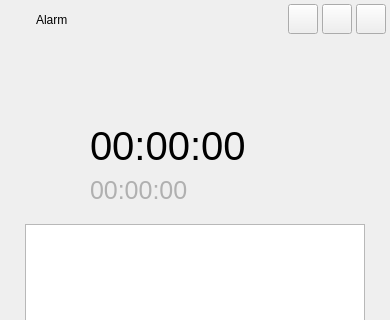
Before: the Qt Designer form src/plugins/ukui-clock/clock.ui in ukui/ukui-sidebar, drawn with Qt 5; both pictures show x 0 to 390 and y 0 to 320 of the 390 by 580 pixel window.
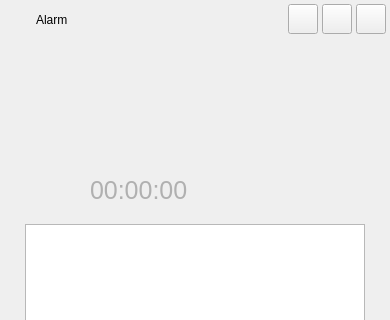
After: the same form once the commit is applied. The open tabs and pages were chosen to show the change. Icons and pictures are not drawn. Custom widgets are drawn as their Qt base class.

Commit message: Fix bug 34925 [Tianjin custom] alarm name can't input number

What changed in the file:
```diff
--- a/src/plugins/ukui-clock/clock.ui
+++ b/src/plugins/ukui-clock/clock.ui
@@ -440,7 +440,7 @@
       <string notr="true">font: 30pt </string>
      </property>
      <property name="text">
-      <string>00:00:00</string>
+      <string/>
      </property>
     </widget>
     <widget class="QPushButton" name="pushButton_timeselect">
```
Left out of the diff: 4 changed lines with no effect on the pictures. The commit also changes 2 other files.
